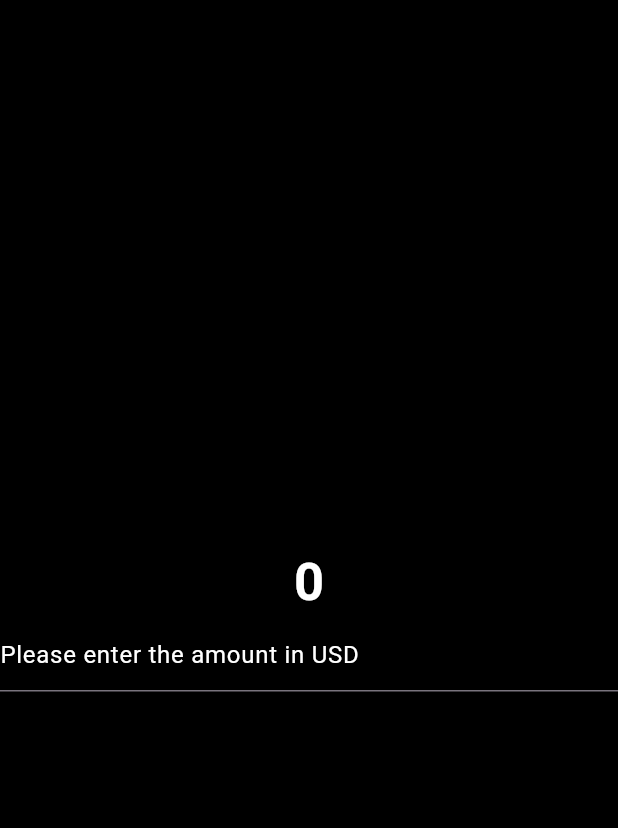
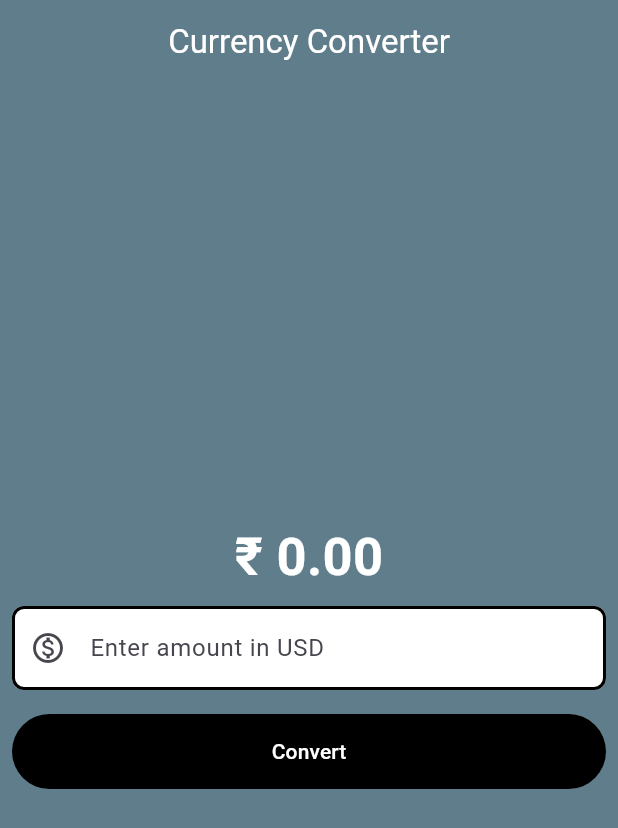
Before and after one commit to Stranger4uu/Daily_Progress_tracker, a Flutter app: the screen it shows after launch, on a phone screen of 412 x 824 dp. Shown: the top 828 px of the screen. Run offline on Flutter 3.47's test engine with Material 3 defaults, Android fonts, the phone set to English and light mode, and no system bars.

Commit message:
completed my currency converter app

```diff
--- a/Yash/Dart/currency_converter/lib/currency_conveter_material_page.dart
+++ b/Yash/Dart/currency_converter/lib/currency_conveter_material_page.dart
@@ -1,28 +1,106 @@
 import 'package:flutter/material.dart';
 
-class MaterialHomePage extends StatelessWidget {
+class MaterialHomePage extends StatefulWidget {
   const MaterialHomePage({super.key});
+
+  @override
+  State<MaterialHomePage> createState() =>
+      _MaterialHomePageState();
+}
+
+class _MaterialHomePageState extends State<MaterialHomePage> {
+
+  double result = 0;
+  final TextEditingController textEditingController =
+      TextEditingController();
+
+  /// Conversion Function
+  void convertCurrency() {
+    setState(() {
+      result =
+          double.parse(textEditingController.text) * 90.63;
+    });
+
+    // Close keyboard after pressing enter or button
+    FocusScope.of(context).unfocus();
+  }
+
   @override
   Widget build(BuildContext context) {
-    return const Scaffold(
-      backgroundColor: Colors.black,
+
+    final border = OutlineInputBorder(
+      borderSide: const BorderSide(
+        color: Colors.black,
+        width: 2,
+      ),
+      borderRadius: BorderRadius.circular(8),
+    );
+
+    return Scaffold(
+      appBar: AppBar(
+        backgroundColor: Colors.blueGrey,
+        elevation: 0,
+        title: const Text(
+          'Currency Converter',
+          style: TextStyle(color: Colors.white),
+        ),
+        centerTitle: true,
+      ),
+      backgroundColor: Colors.blueGrey,
       body: Center(
         child: Column(
           mainAxisAlignment: MainAxisAlignment.center,
           children: [
+
+            /// Result Text
             Text(
-              "0",
-              style: TextStyle(
+              "₹ ${result.toStringAsFixed(2)}",
+              style: const TextStyle(
                 fontSize: 35,
                 fontWeight: FontWeight.bold,
                 color: Colors.white,
               ),
             ),
-            TextField(
-              style: TextStyle(color: Colors.white),
-              decoration: InputDecoration(
-                hintText: 'Please enter the amount in USD',
-                hintStyle: TextStyle(color: Colors.white),
+
+            /// Input Field
+            Padding(
+              padding: const EdgeInsets.all(8.0),
+              child: TextField(
+                controller: textEditingController,
+                keyboardType:
+                    const TextInputType.numberWithOptions(
+                        decimal: true),
+
+                onSubmitted: (_) => convertCurrency(),
+
+                style: const TextStyle(color: Colors.black),
+                decoration: InputDecoration(
+                  hintText: 'Enter amount in USD',
+                  prefixIcon: const Icon(
+                      Icons.monetization_on_outlined),
+                  filled: true,
+                  fillColor: Colors.white,
+                  focusedBorder: border,
+                  enabledBorder: border,
+                ),
+              ),
+            ),
+
+            /// Convert Button
+            Padding(
+              padding: const EdgeInsets.all(8.0),
+              child: TextButton(
+                onPressed: convertCurrency,
+                style: const ButtonStyle(
+                  backgroundColor:
+                      WidgetStatePropertyAll(Colors.black),
+                  foregroundColor:
+                      WidgetStatePropertyAll(Colors.white),
+                  minimumSize:
+                      WidgetStatePropertyAll(
+                          Size(double.infinity, 50)),
+                ),
+                child: const Text('Convert'),
               ),
             ),
           ],
--- a/Yash/Dart/currency_converter/lib/main.dart
+++ b/Yash/Dart/currency_converter/lib/main.dart
@@ -10,7 +10,7 @@ class MyApp extends StatelessWidget {
 
   @override
   Widget build(BuildContext context) {
-    return const MaterialApp(
+    return  MaterialApp(
       debugShowCheckedModeBanner: false,
       home: MaterialHomePage(),
     );
```
